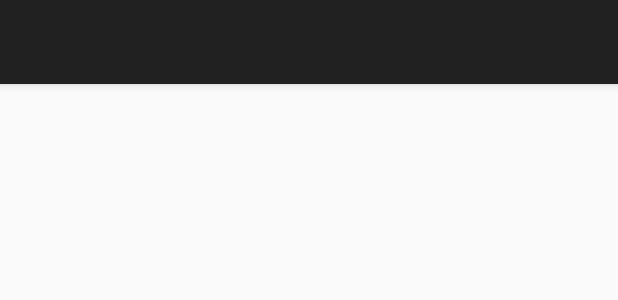
After one commit to FabianTerhorst/MySchoolSchedules, an Android app: the layout toolbar.xml on its own in the app's theme, with its tools: preview values and no code run, on a phone screen of 412 x 824 dp. The commit adds this screen. Shown: the top 300 px of the screen. Run offline under Robolectric (Android 15) with nearby library versions, the phone set to English and light mode, and no system bars.

Commit message:
Fix some Bugs

```diff
--- a/app/src/main/res/layout/activity_main.xml
+++ b/app/src/main/res/layout/activity_main.xml
@@ -19,7 +19,6 @@
             android:layout_width="match_parent"
             android:layout_height="@dimen/abc_action_bar_default_height_material"
             app:popupTheme="@style/Theme.AppCompat.NoActionBar" />
-        <!--android:theme="@style/ActionBarThemeOverlay"-->
 
     </android.support.design.widget.AppBarLayout>
 
--- /dev/null
+++ b/app/src/main/res/layout/toolbar.xml
@@ -0,0 +1,16 @@
+<?xml version="1.0" encoding="utf-8"?>
+<android.support.design.widget.AppBarLayout xmlns:android="http://schemas.android.com/apk/res/android"
+    xmlns:app="http://schemas.android.com/apk/res-auto"
+    android:id="@+id/app_bar_layout"
+    android:layout_width="match_parent"
+    android:layout_height="wrap_content"
+    android:elevation="4dp"
+    android:fitsSystemWindows="true">
+
+    <android.support.v7.widget.Toolbar
+        android:id="@+id/toolbar"
+        android:layout_width="match_parent"
+        android:layout_height="@dimen/abc_action_bar_default_height_material"
+        app:popupTheme="@style/Theme.AppCompat.NoActionBar" />
+
+</android.support.design.widget.AppBarLayout>
--- /dev/null
+++ b/app/src/main/res/menu/menu_add.xml
@@ -0,0 +1,6 @@
+<menu xmlns:android="http://schemas.android.com/apk/res/android"
+    xmlns:app="http://schemas.android.com/apk/res-auto"
+    xmlns:tools="http://schemas.android.com/tools" tools:context=".AddActivity">
+    <item android:id="@+id/action_save" android:title="@string/action_save"
+        android:orderInCategory="100" app:showAsAction="ifRoom|withText" />
+</menu>
--- a/app/src/main/res/values/strings.xml
+++ b/app/src/main/res/values/strings.xml
@@ -3,6 +3,7 @@
 
     <string name="action_settings">Settings</string>
     <string name="action_logout">Logout</string>
+    <string name="action_save">Save</string>
 
     <string name="drawer_timetable">Timetable</string>
     <string name="drawer_representations">Representations</string>
@@ -15,6 +16,10 @@
     <string name="no_homeworks">No Homeworks :)</string>
     <string name="no_lessons">No Lessons</string>
 
+    <string name="add_teacher">Add Teacher</string>
+    <string name="add_homework">Add Homework</string>
+    <string name="add_lesson">Add Lesson</string>
+
     <string name="item_representation_lesson_content_description">lesson</string>
 
     <string name="class_name_hint">ITF2-13</string>
```
Also changed, not shown: app/src/main/java/fabianterhorst/github/io/schoolschedules/activities/AddActivity.java (+90 -27 lines), app/src/main/java/fabianterhorst/github/io/schoolschedules/activities/MainActivity.java (+50 -0 lines).
